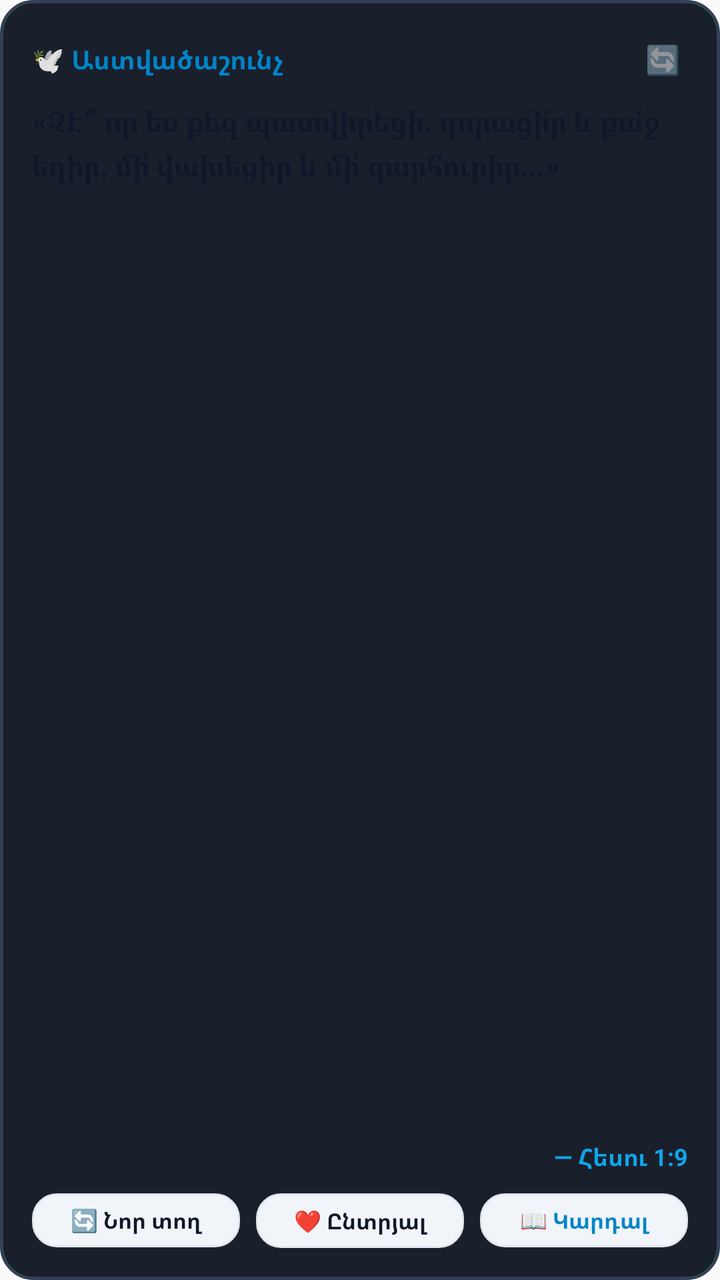
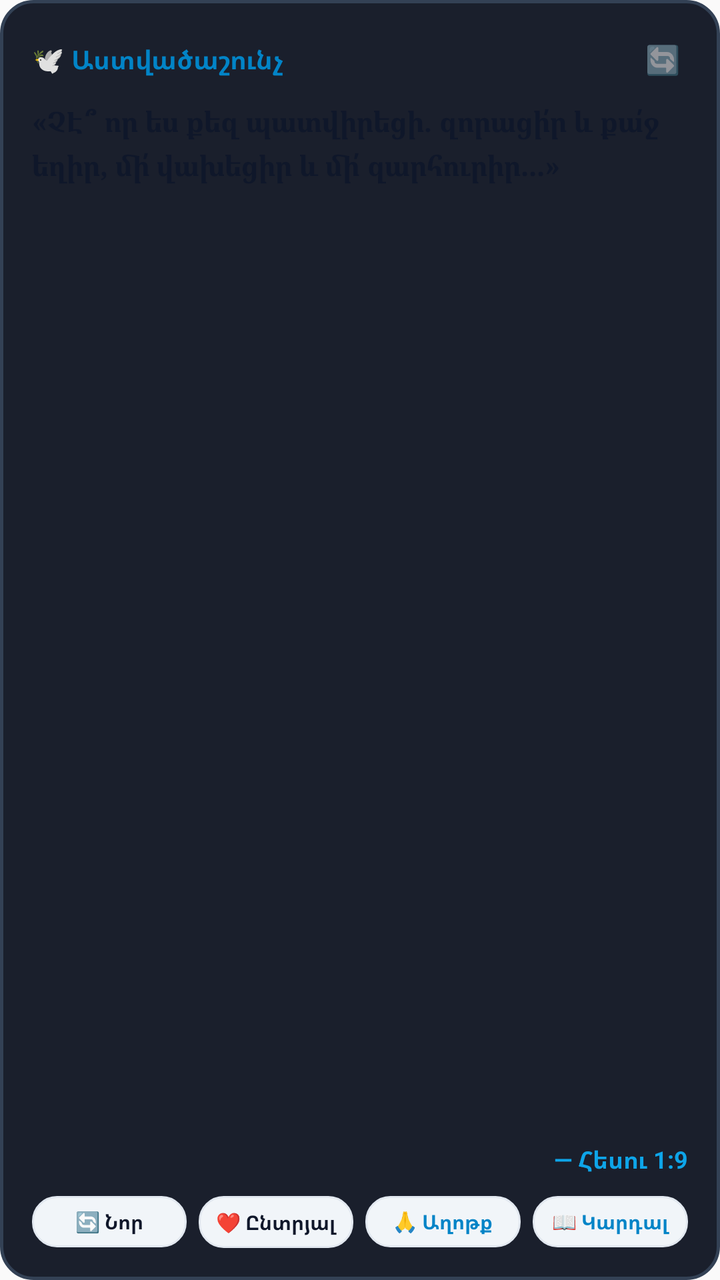

An Android layout rendered at two revisions. The XML below is the earlier revision; the diff shows what the commit changed to produce the second picture.
<!-- AndroidManifest.xml: application theme Theme.ArmenianBible -->
<!-- res/layout/widget_bible.xml -->
<?xml version="1.0" encoding="utf-8"?>
<LinearLayout xmlns:android="http://schemas.android.com/apk/res/android"
    android:id="@+id/widget_root"
    android:layout_width="match_parent"
    android:layout_height="match_parent"
    android:orientation="vertical"
    android:padding="16dp"
    android:background="@drawable/widget_background">

    
    <LinearLayout
        android:layout_width="match_parent"
        android:layout_height="wrap_content"
        android:orientation="horizontal"
        android:gravity="center_vertical">

        <TextView
            android:id="@+id/widget_title"
            android:layout_width="0dp"
            android:layout_height="wrap_content"
            android:layout_weight="1"
            android:text="🕊️ Աստվածաշունչ"
            android:textColor="#0284C7"
            android:textSize="13sp"
            android:textStyle="bold" />

        <TextView
            android:id="@+id/widget_refresh_icon"
            android:layout_width="wrap_content"
            android:layout_height="wrap_content"
            android:text="🔄"
            android:textSize="14sp"
            android:padding="4dp" />
    </LinearLayout>

    
    <TextView
        android:id="@+id/widget_verse_text"
        android:layout_width="match_parent"
        android:layout_height="0dp"
        android:layout_weight="1"
        android:layout_marginTop="8dp"
        android:ellipsize="end"
        android:maxLines="6"
        android:text="«ՉԷ՞ որ ես քեզ պատվիրեցի․ զորացի՛ր և քա՛ջ եղիր, մի՛ վախեցիր և մի՛ զարհուրիր...»"
        android:textColor="#0F172A"
        android:textSize="14sp"
        android:lineSpacingExtra="3dp"
        android:fontFamily="serif"
        android:textStyle="bold" />

    
    <TextView
        android:id="@+id/widget_verse_ref"
        android:layout_width="wrap_content"
        android:layout_height="wrap_content"
        android:layout_gravity="end"
        android:layout_marginTop="4dp"
        android:text="— Հեսու 1:9"
        android:textColor="#0EA5E9"
        android:textSize="12sp"
        android:textStyle="bold" />

    
    <LinearLayout
        android:layout_width="match_parent"
        android:layout_height="wrap_content"
        android:layout_marginTop="10dp"
        android:orientation="horizontal"
        android:gravity="center">

        <TextView
            android:id="@+id/widget_btn_next"
            android:layout_width="0dp"
            android:layout_height="wrap_content"
            android:layout_weight="1"
            android:layout_marginEnd="4dp"
            android:background="@drawable/widget_btn_bg"
            android:gravity="center"
            android:paddingVertical="6dp"
            android:text="🔄 Նոր տող"
            android:textColor="#0F172A"
            android:textSize="11sp"
            android:textStyle="bold" />

        <TextView
            android:id="@+id/widget_btn_fav"
            android:layout_width="0dp"
            android:layout_height="wrap_content"
            android:layout_weight="1"
            android:layout_marginHorizontal="4dp"
            android:background="@drawable/widget_btn_bg"
            android:gravity="center"
            android:paddingVertical="6dp"
            android:text="❤️ Ընտրյալ"
            android:textColor="#0F172A"
            android:textSize="11sp"
            android:textStyle="bold" />

        <TextView
            android:id="@+id/widget_btn_read"
            android:layout_width="0dp"
            android:layout_height="wrap_content"
            android:layout_weight="1"
            android:layout_marginStart="4dp"
            android:background="@drawable/widget_btn_bg"
            android:gravity="center"
            android:paddingVertical="6dp"
            android:text="📖 Կարդալ"
            android:textColor="#0284C7"
            android:textSize="11sp"
            android:textStyle="bold" />
    </LinearLayout>

</LinearLayout>
<!-- resources referenced by this layout -->
<resources>
  <!-- drawable widget_background (drawable) -->
  <?xml version="1.0" encoding="utf-8"?>
  <shape xmlns:android="http://schemas.android.com/apk/res/android"
      android:shape="rectangle">
      <solid android:color="#1A1F2C" />
      <corners android:radius="16dp" />
      <stroke
          android:width="1.5dp"
          android:color="#334155" />
  </shape>
  <!-- drawable widget_btn_bg (drawable) -->
  <?xml version="1.0" encoding="utf-8"?>
  <shape xmlns:android="http://schemas.android.com/apk/res/android"
      android:shape="rectangle">
      <solid android:color="#F1F5F9" />
      <corners android:radius="12dp" />
      <stroke
          android:width="1dp"
          android:color="#E2E8F0" />
  </shape>
  <style name="Theme.ArmenianBible" parent="android:Theme.Material.Light.NoActionBar" />
</resources>

<!-- the commit's change to res/layout/widget_bible.xml (unified diff, before → after) -->
@@ -74,13 +74,13 @@
             android:layout_width="0dp"
             android:layout_height="wrap_content"
             android:layout_weight="1"
-            android:layout_marginEnd="4dp"
+            android:layout_marginEnd="3dp"
             android:background="@drawable/widget_btn_bg"
             android:gravity="center"
             android:paddingVertical="6dp"
-            android:text="🔄 Նոր տող"
+            android:text="🔄 Նոր"
             android:textColor="#0F172A"
-            android:textSize="11sp"
+            android:textSize="10sp"
             android:textStyle="bold" />
 
         <TextView
@@ -88,13 +88,27 @@
             android:layout_width="0dp"
             android:layout_height="wrap_content"
             android:layout_weight="1"
-            android:layout_marginHorizontal="4dp"
+            android:layout_marginHorizontal="3dp"
             android:background="@drawable/widget_btn_bg"
             android:gravity="center"
             android:paddingVertical="6dp"
             android:text="❤️ Ընտրյալ"
             android:textColor="#0F172A"
-            android:textSize="11sp"
+            android:textSize="10sp"
+            android:textStyle="bold" />
+
+        <TextView
+            android:id="@+id/widget_btn_pray"
+            android:layout_width="0dp"
+            android:layout_height="wrap_content"
+            android:layout_weight="1"
+            android:layout_marginHorizontal="3dp"
+            android:background="@drawable/widget_btn_bg"
+            android:gravity="center"
+            android:paddingVertical="6dp"
+            android:text="🙏 Աղոթք"
+            android:textColor="#0284C7"
+            android:textSize="10sp"
             android:textStyle="bold" />
 
         <TextView
@@ -102,13 +116,13 @@
             android:layout_width="0dp"
             android:layout_height="wrap_content"
             android:layout_weight="1"
-            android:layout_marginStart="4dp"
+            android:layout_marginStart="3dp"
             android:background="@drawable/widget_btn_bg"
             android:gravity="center"
             android:paddingVertical="6dp"
             android:text="📖 Կարդալ"
             android:textColor="#0284C7"
-            android:textSize="11sp"
+            android:textSize="10sp"
             android:textStyle="bold" />
     </LinearLayout>
 
